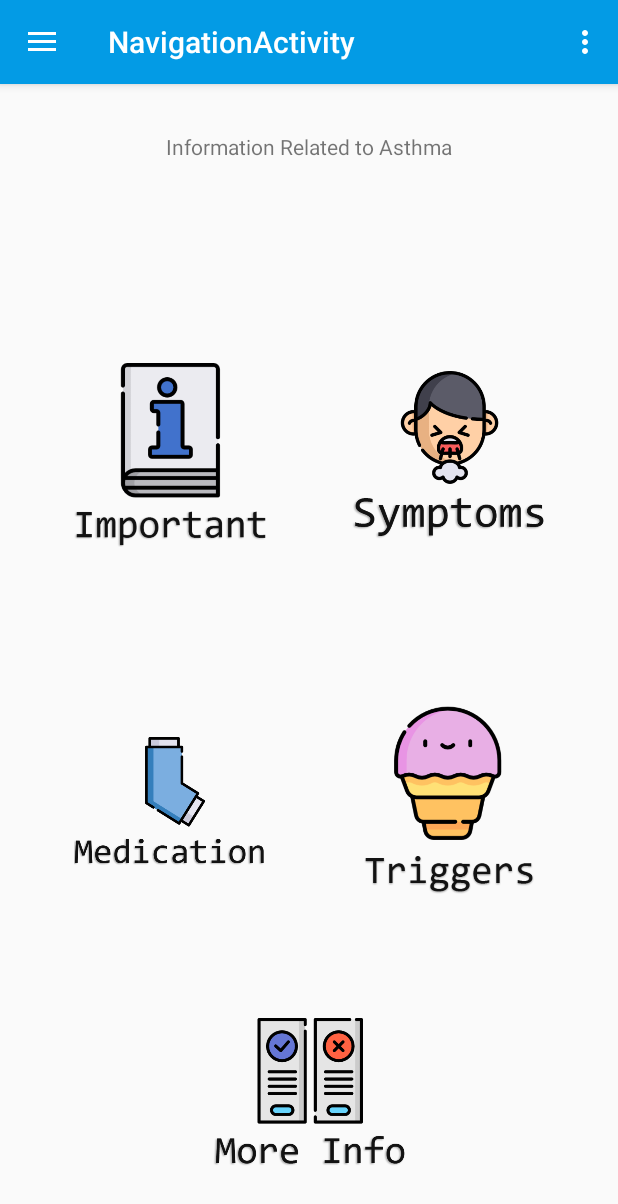
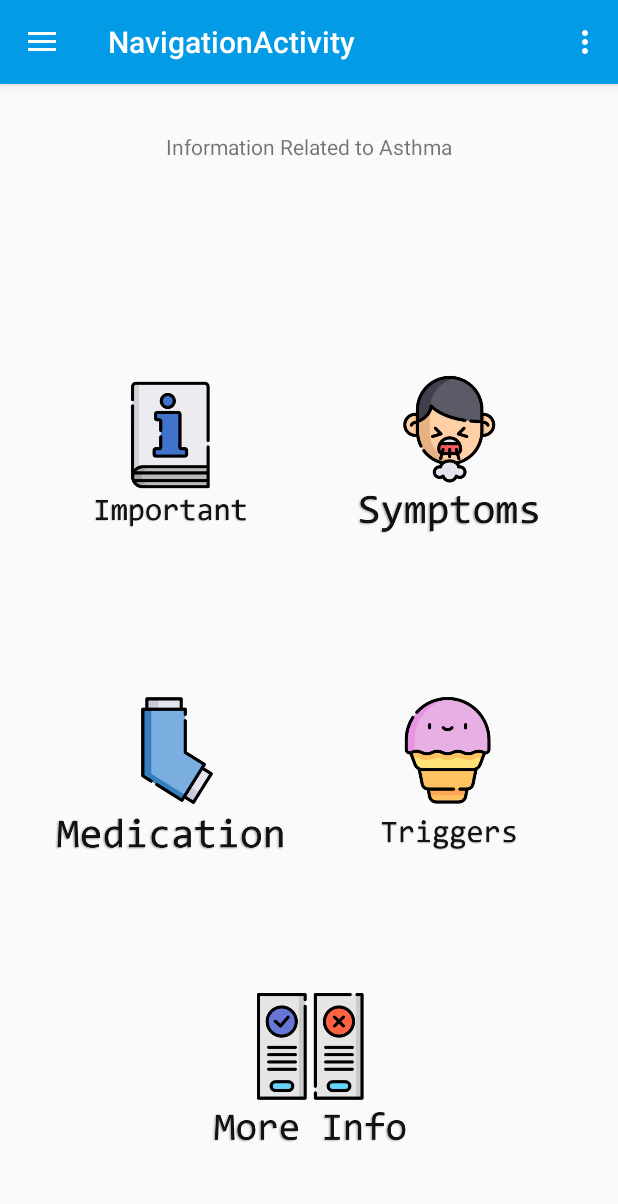
Before and after one commit to WasimX/AsthmaApp, an Android app: the fragment About_Asthma_Fragment placed in its activity, on a phone screen of 412 x 824 dp. Shown: the top 1204 px of the screen. Run offline under Robolectric (Android 15) with nearby library versions, the light colour scheme and no system bars.

Commit message:
Mod to images

```diff
--- a/app/src/main/res/layout/activity_about_asthma.xml
+++ b/app/src/main/res/layout/activity_about_asthma.xml
@@ -16,12 +16,11 @@
 
     <ImageButton
         android:id="@+id/image_button_trigger"
-        android:layout_width="128dp"
-        android:layout_height="128dp"
-        android:layout_marginStart="8dp"
-        android:layout_marginTop="32dp"
+        android:layout_width="160dp"
+        android:layout_height="160dp"
+        android:layout_marginTop="16dp"
         android:layout_marginEnd="8dp"
-        android:layout_marginBottom="32dp"
+        android:layout_marginBottom="16dp"
         android:background="@null"
         android:scaleType="centerInside"
         android:src="@drawable/trigger"
@@ -32,12 +31,11 @@
 
     <ImageButton
         android:id="@+id/image_button_important"
-        android:layout_width="128dp"
-        android:layout_height="128dp"
+        android:layout_width="160dp"
+        android:layout_height="160dp"
         android:layout_marginStart="8dp"
         android:layout_marginTop="96dp"
-        android:layout_marginEnd="8dp"
-        android:layout_marginBottom="32dp"
+        android:layout_marginBottom="16dp"
         android:background="@null"
         android:scaleType="centerInside"
         android:src="@drawable/important"
@@ -48,12 +46,11 @@
 
     <ImageButton
         android:id="@+id/image_button_medication"
-        android:layout_width="128dp"
-        android:layout_height="128dp"
+        android:layout_width="160dp"
+        android:layout_height="160dp"
         android:layout_marginStart="8dp"
-        android:layout_marginTop="32dp"
-        android:layout_marginEnd="8dp"
-        android:layout_marginBottom="32dp"
+        android:layout_marginTop="16dp"
+        android:layout_marginBottom="16dp"
         android:background="@null"
         android:scaleType="centerInside"
         android:src="@drawable/medication"
@@ -64,8 +61,8 @@
 
     <ImageButton
         android:id="@+id/image_button_moreinfo"
-        android:layout_width="128dp"
-        android:layout_height="128dp"
+        android:layout_width="160dp"
+        android:layout_height="160dp"
         android:layout_marginStart="8dp"
         android:layout_marginEnd="8dp"
         android:layout_marginBottom="32dp"
@@ -78,12 +75,11 @@
 
     <ImageButton
         android:id="@+id/image_button_symptoms"
-        android:layout_width="128dp"
-        android:layout_height="128dp"
-        android:layout_marginStart="8dp"
+        android:layout_width="160dp"
+        android:layout_height="160dp"
         android:layout_marginTop="96dp"
         android:layout_marginEnd="8dp"
-        android:layout_marginBottom="32dp"
+        android:layout_marginBottom="16dp"
         android:background="@null"
         android:scaleType="centerInside"
         android:src="@drawable/symptoms"
```
Also changed, not shown: app/src/main/res/drawable/important.png, app/src/main/res/drawable/medication.png, app/src/main/res/drawable/moreInfo.png, app/src/main/res/drawable/symptoms.png, app/src/main/res/drawable/trigger.png.
